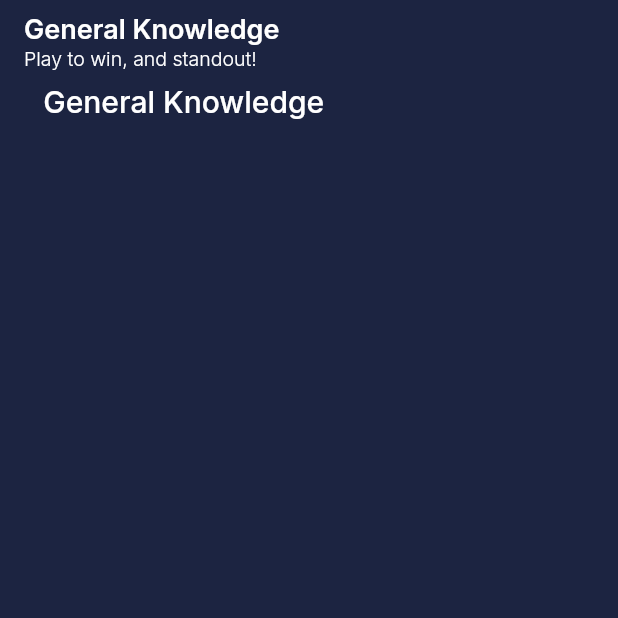
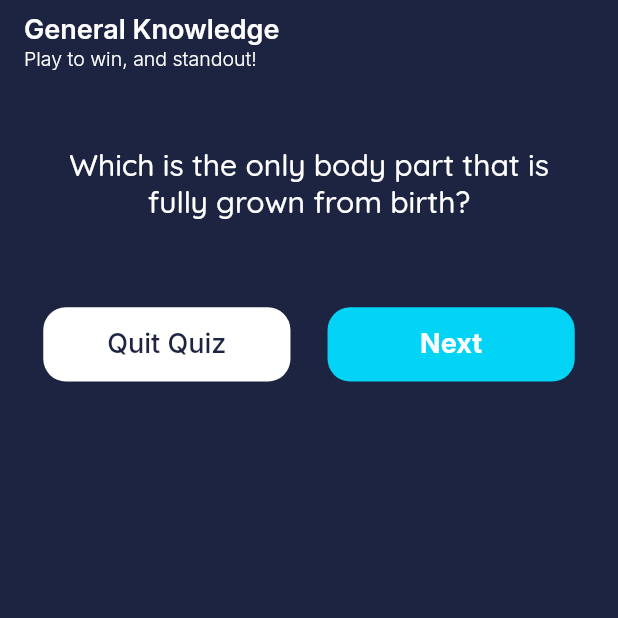
Before and after one commit to N-DiLo/quiz_app, a Flutter app: the AppBottomNav screen opened directly, after a tap on "General Knowledge", on a phone screen of 412 x 824 dp, the top half of it. Run offline on Flutter 3.47's test engine with Material 2 defaults, Android fonts, the phone set to English and light mode, and no system bars; our stand-ins replace confetti, fluttertoast, font_awesome_flutter, google_fonts.

```diff
--- /dev/null
+++ b/lib/components/app_btn.dart
@@ -0,0 +1,30 @@
+import 'package:flutter/material.dart';
+
+class AppBtn extends StatelessWidget {
+  final Widget child;
+  final void Function()? onTap;
+  final TextStyle? style;
+  final Color? color;
+
+  const AppBtn(
+      {super.key, required this.child, this.onTap, this.style, this.color});
+
+  @override
+  Widget build(BuildContext context) {
+    final mHeight = MediaQuery.of(context).size.height;
+    return GestureDetector(
+      onTap: onTap,
+      child: AnimatedContainer(
+        duration: const Duration(milliseconds: 250),
+        width: double.infinity,
+        height: mHeight * 0.06,
+        alignment: Alignment.center,
+        decoration: BoxDecoration(
+          borderRadius: BorderRadius.circular(15),
+          color: color,
+        ),
+        child: child,
+      ),
+    );
+  }
+}
--- a/lib/view_models/quiz_questions_model.dart
+++ b/lib/view_models/quiz_questions_model.dart
@@ -222,7 +222,28 @@ class QuizQuestions with ChangeNotifier {
     ),
   ];
 
-  List<QuizList> get quest {
+  List<QuizList> get quizQuestion {
     return [...questions];
   }
+
+  int? selectedAnswer;
+  int questionIndex = 0;
+  int score = 0;
+
+  void pickAnswer(int value) {
+    selectedAnswer = value;
+    final appQuiz = quizQuestion[questionIndex];
+    if (selectedAnswer == appQuiz.correctAnswer) {
+      score++;
+    }
+    notifyListeners();
+  }
+
+  void goToNextQuestion() {
+    if (questionIndex < quizQuestion.length - 1) {
+      questionIndex++;
+      selectedAnswer = null;
+    }
+    notifyListeners();
+  }
 }
--- a/lib/view_models/quiz_view_model.dart
+++ b/lib/view_models/quiz_view_model.dart
@@ -1,3 +1,7 @@
-class QuizViewModel {
+import 'package:flutter/material.dart';
+
+class QuizViewModel extends ChangeNotifier {
   String userWel = 'Play to win, and standout!';
+  String appBtnQut = 'Quit Quiz';
+  String appBtnNxt = 'Next';
 }
--- a/lib/views/quiz_view.dart
+++ b/lib/views/quiz_view.dart
@@ -2,8 +2,10 @@ import 'package:flutter/material.dart';
 import 'package:provider/provider.dart';
 import 'package:quiz_app/components/app_colors.dart';
 import 'package:quiz_app/components/app_text.dart';
+import 'package:quiz_app/utils/navigator_utils.dart';
 import 'package:quiz_app/view_models/quiz_questions_model.dart';
 import 'package:quiz_app/view_models/quiz_view_model.dart';
+import 'package:quiz_app/components/app_btn.dart';
 
 class QuizView extends StatefulWidget {
   const QuizView({super.key});
@@ -20,7 +22,7 @@ class _QuizViewState extends State<QuizView> {
   Widget build(BuildContext context) {
     var quizData = ModalRoute.of(context)!.settings.arguments;
     final selectedQuiz = Provider.of<QuizQuestions>(context)
-        .quest
+        .quizQuestion
         .firstWhere((element) => element.category == quizData);
 
     final mHeight = MediaQuery.of(context).size.height;
@@ -55,12 +57,47 @@ class _QuizViewState extends State<QuizView> {
         child: Column(
           crossAxisAlignment: CrossAxisAlignment.start,
           children: [
-            AppText(
-              text: selectedQuiz.category,
+            SizedBox(height: mHeight * 0.05),
+            QuizText(
+              textAlign: TextAlign.center,
+              text: selectedQuiz.question,
               fontSize: 20,
               color: whiteColor,
               fontWeight: FontWeight.w500,
             ),
+            SizedBox(height: mHeight * 0.07),
+            Row(
+              mainAxisAlignment: MainAxisAlignment.spaceBetween,
+              children: [
+                SizedBox(
+                  width: mWidth * 0.4,
+                  child: AppBtn(
+                    onTap: () {
+                      quitQuiz(context);
+                    },
+                    color: whiteColor,
+                    child: AppText(
+                      text: qVModel.appBtnQut,
+                      fontWeight: FontWeight.w500,
+                      fontSize: 18,
+                      color: kcPrimaryColor,
+                    ),
+                  ),
+                ),
+                SizedBox(
+                  width: mWidth * 0.4,
+                  child: AppBtn(
+                    color: kcSplashColor,
+                    child: AppText(
+                      text: qVModel.appBtnNxt,
+                      fontWeight: FontWeight.w700,
+                      fontSize: 18,
+                      color: whiteColor,
+                    ),
+                  ),
+                ),
+              ],
+            )
           ],
         ),
       ),
```
Also changed, not shown: lib/utils/navigator_utils.dart (+20 -0 lines), lib/view_models/quiz_result_view_model.dart (added, +12 -0 lines), lib/views/quiz_result_view.dart (added, +127 -0 lines).
